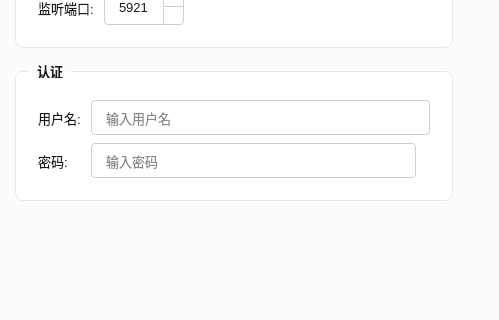
JiaYongChen/CrossRemoteDesktop, file src/ui/settingsdialog.ui: the form before one commit; both pictures show x 201 to 700 and y 81 to 401 of the 700 by 500 pixel window.
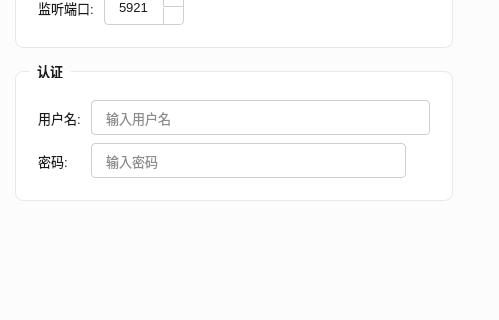
The form after the commit. The open tabs and pages were chosen to show the change. Icons and pictures are not drawn.

Commit message: style: eye 图标蓝色（可见）/灰色（掩码），SettingsDialog 密码框与按钮间距 10px

```diff
--- a/src/ui/settingsdialog.ui
+++ b/src/ui/settingsdialog.ui
@@ -747,6 +747,22 @@
                     </property>
                    </widget>
                   </item>
+                  <item>
+                   <spacer name="passwordSpacing">
+                    <property name="orientation">
+                     <enum>Qt::Horizontal</enum>
+                    </property>
+                    <property name="sizeType">
+                     <enum>QSizePolicy::Fixed</enum>
+                    </property>
+                    <property name="sizeHint" stdset="0">
+                     <size>
+                      <width>10</width>
+                      <height>0</height>
+                     </size>
+                    </property>
+                   </spacer>
+                  </item>
                   <item>
                    <widget class="QPushButton" name="togglePasswordBtn">
                     <property name="toolTip">
```
The commit also changes 1 other file.
